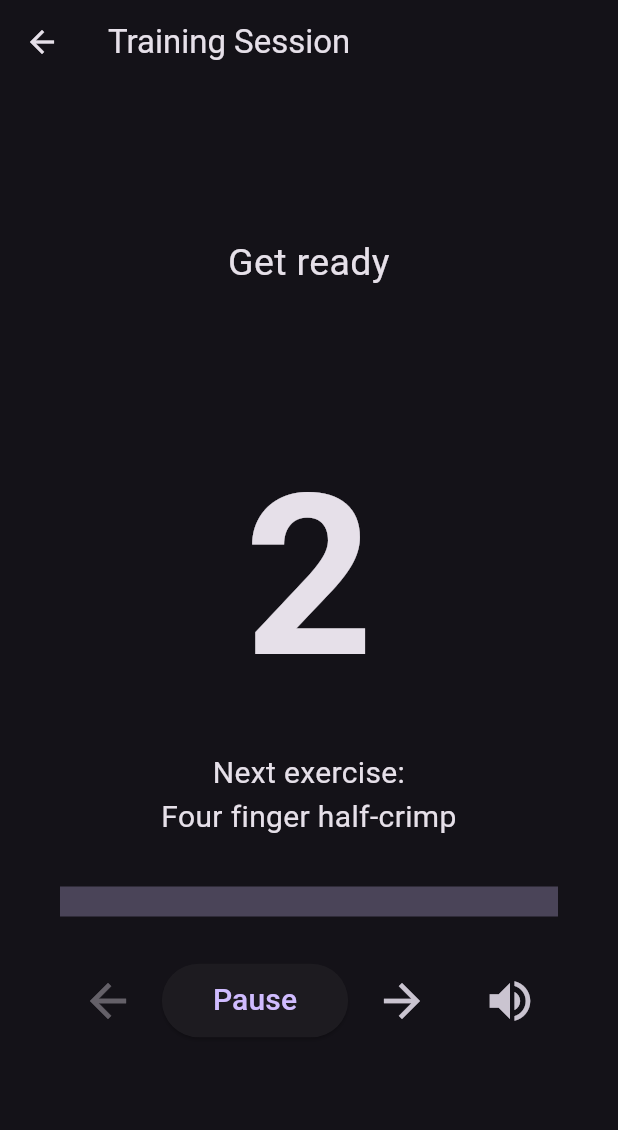
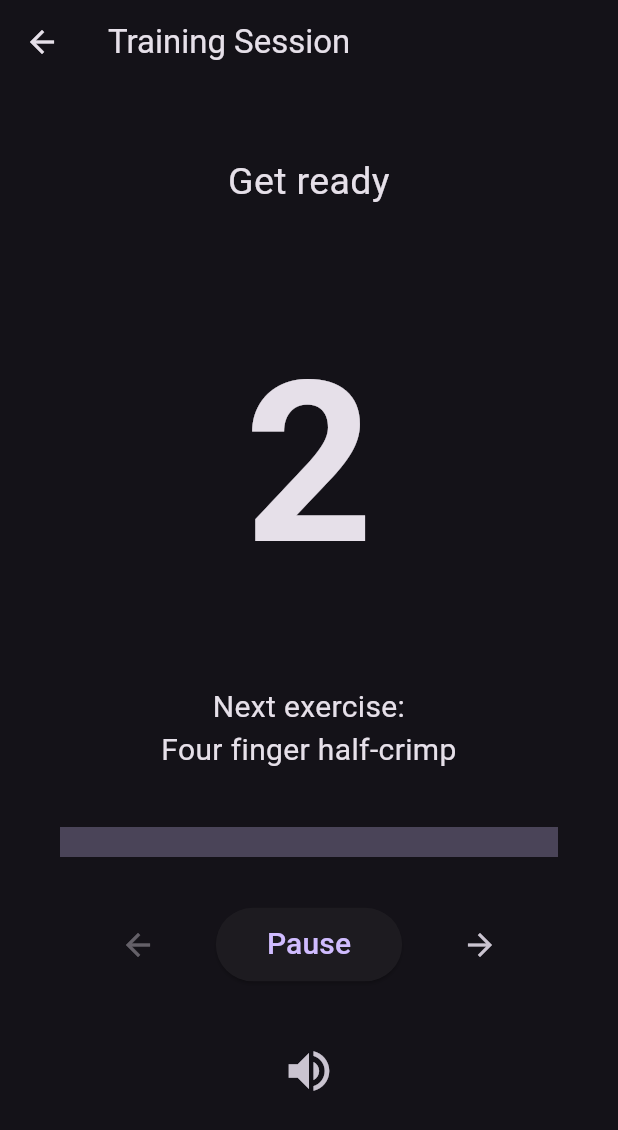
Before and after one commit to alquaza/finger_training_app, a Flutter app: the screen it shows after launch, after a tap on "Start session", on a phone screen of 412 x 824 dp. Shown: the top 1130 px of the screen. Run offline on Flutter 3.47's test engine with Material 3 defaults, Android fonts, the phone set to English and light mode, and no system bars; our stand-ins replace audioplayers, shared_preferences, wakelock_plus.

Commit message:
Timer screen adaptive sizing
- Rewrote the sizing for everything on the timer screen so things are more adaptive and less likely to overflow (using Expanded)

```diff
--- a/lib/timer_screen.dart
+++ b/lib/timer_screen.dart
@@ -168,46 +168,60 @@ class TimerScreenState extends State<TimerScreen> {
       },
       child: Scaffold(
         appBar: AppBar(title: const Text("Training Session")),
-        body: Center(
-          child: Container(
+        body: Container(
           margin: const EdgeInsets.fromLTRB(40, 0, 40, 30),
-            child: Column(
-              mainAxisSize: MainAxisSize.min,
-              children: [
-                SizedBox(
-                  height: 50,
+          child: (isFinished)
+              // if finished, just show the title text
+              ? Center(
                   child: Text(
                     titleText,
                     style: const TextStyle(fontSize: 25),
                     textAlign: TextAlign.center,
                   ),
+                )
+              // if not finished, show everything else
+              : Column(
+                  children: [
+                    SizedBox(height: 20),
+                    Expanded(
+                      flex: 1,
+                      child: Column(
+                        mainAxisAlignment: MainAxisAlignment.center,
+                        children: [
+                          Text(
+                            titleText,
+                            style: const TextStyle(fontSize: 25),
+                            textAlign: TextAlign.center,
                           ),
-                // this text only appears during "Rest" exercise
-                SizedBox(
-                  height: 60,
-                  child: titleText == "Rest"
+                          titleText == "Rest"
                               ? Text(
+                                  // this text only appears during "Rest"
                                   "Work on your posture, stretch, drink some water, or lightly stretch your pinkies",
                                   style: const TextStyle(fontSize: 15),
                                   textAlign: TextAlign.center,
                                 )
-                      : null,
+                              : Text(""),
+                        ],
+                      ),
                     ),
                     const SizedBox(height: 10),
-                if (!isFinished)
-                  Text(
+                    Expanded(
+                      flex: 2,
+                      child: Center(
+                        child: Text(
                           "$secondsRemaining",
                           style: const TextStyle(
                             fontSize: 150,
                             fontWeight: FontWeight.bold,
                           ),
                         ),
+                      ),
+                    ),
                     const SizedBox(height: 10),
-                SizedBox(
-                  height: 60,
-                  child:
-                      !isFinished &&
-                          currentExerciseIndex + 1 < widget.routine.length
+                    Expanded(
+                      flex: 1,
+                      child: Center(
+                        child: currentExerciseIndex + 1 < widget.routine.length
                             ? Text(
                                 "Next exercise:\n${widget.routine[currentExerciseIndex + 1].name}",
                                 style: const TextStyle(
@@ -215,21 +229,26 @@ class TimerScreenState extends State<TimerScreen> {
                                 ),
                                 textAlign: TextAlign.center,
                               )
-                      : null,
+                            : Text(""),
                       ),
-                const SizedBox(height: 30),
-                if (!isFinished)
+                    ),
+                    const SizedBox(height: 10),
+                    Expanded(
+                      flex: 2,
+                      child: Column(
+                        children: [
                           LinearProgressIndicator(
-                    value: (currentExerciseIndex) / widget.routine.length,
+                            value:
+                                (currentExerciseIndex) / widget.routine.length,
                             minHeight: 20,
                           ),
-                const SizedBox(height: 30),
-                if (!isFinished)
+                          Spacer(),
                           Row(
                             mainAxisAlignment: MainAxisAlignment.center,
                             children: [
+                              Spacer(),
                               IconButton(
-                        iconSize: 36,
+                                iconSize: 24,
                                 icon: Icon(Icons.arrow_back),
                                 onPressed: currentExerciseIndex > 0
                                     ? () {
@@ -243,7 +262,7 @@ class TimerScreenState extends State<TimerScreen> {
                                     // null if first exercise, which greys out the button
                                     : null,
                               ),
-                      SizedBox(width: 10),
+                              Spacer(),
                               ElevatedButton(
                                 onPressed: togglePause,
                                 child: Padding(
@@ -254,9 +273,9 @@ class TimerScreenState extends State<TimerScreen> {
                                   ),
                                 ),
                               ),
-                      SizedBox(width: 10),
+                              Spacer(),
                               IconButton(
-                        iconSize: 36,
+                                iconSize: 24,
                                 icon: Icon(Icons.arrow_forward),
                                 onPressed: () {
                                   setState(() {
@@ -264,7 +283,10 @@ class TimerScreenState extends State<TimerScreen> {
                                   });
                                 },
                               ),
-                      SizedBox(width: 20),
+                              Spacer(),
+                            ],
+                          ),
+                          Spacer(),
                           IconButton(
                             iconSize: 36,
                             icon: Icon(
@@ -273,14 +295,18 @@ class TimerScreenState extends State<TimerScreen> {
                             onPressed: () {
                               setState(() {
                                 soundEnabled = !soundEnabled;
-                            unawaited(Settings.setSoundEnabled(soundEnabled));
+                                unawaited(
+                                  Settings.setSoundEnabled(soundEnabled),
+                                );
                               });
                             },
                           ),
+                          Spacer(),
                         ],
                       ),
+                    ),
+                    SizedBox(height: 20),
                   ],
-            ),
                 ),
         ),
       ),
```
Also changed, not shown: lib/timer_screen_old.dart (added, +288 -0 lines), 1 other file. Lines whose indentation alone changed are shown as unchanged.
